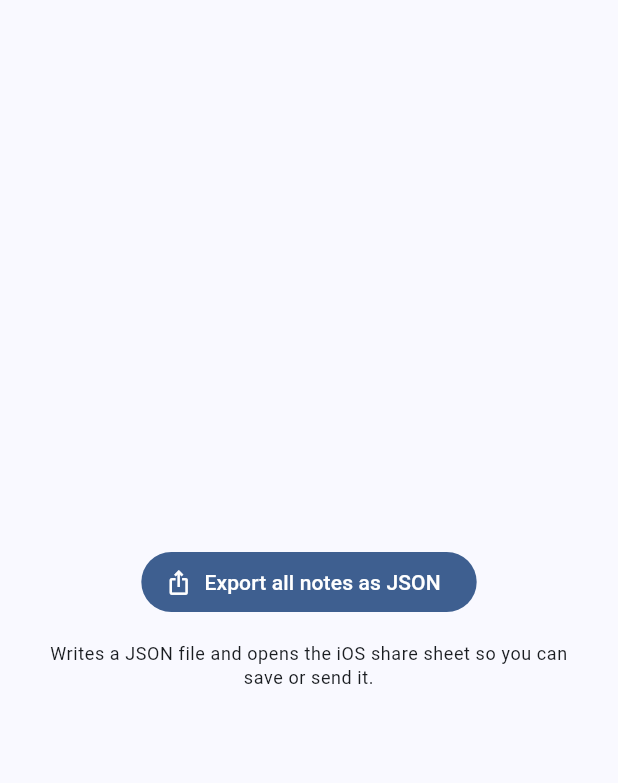
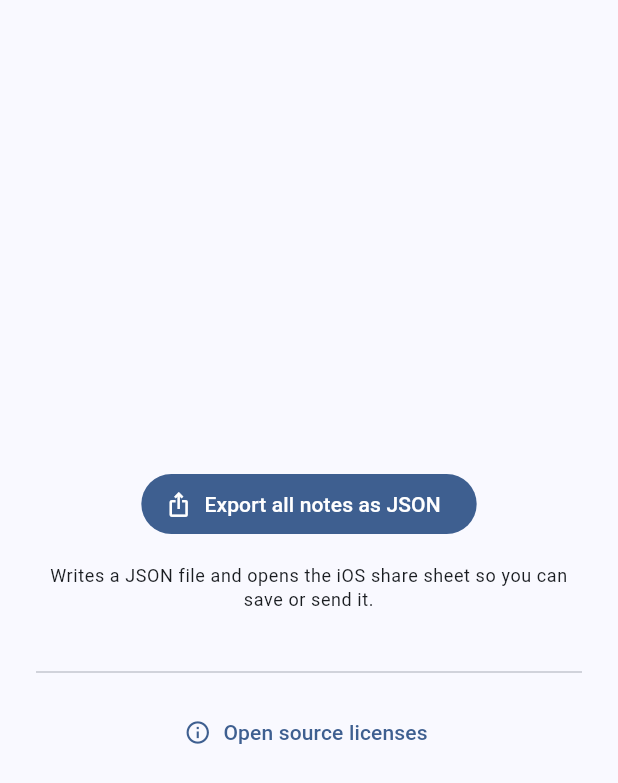
Before and after one commit to kilsekddd/shower-thoughts, a Flutter app: the ExportPage widget shown alone on an empty page, opened directly, on a phone screen of 412 x 824 dp. Shown: the top 783 px of the screen. Run offline on Flutter 3.47's test engine with Material 3 defaults, Android fonts, the phone set to English and light mode, and no system bars; our stand-ins replace drift, flutter_riverpod, share_plus, sqlite3_flutter_libs; missing offline and left inert: dart:ffi, record; accounts and stored records are empty; generated files the repository leaves out were written again; statements that could not run were skipped.

Commit message:
Add open-source license attribution UI
Flutter's showLicensePage() auto-aggregates LICENSE files from pub
packages but doesn't know about native artifacts vendored outside
pub-cache. Register the whisper.cpp xcframework (MIT), the bundled
ggml-tiny.en model (MIT, derived from OpenAI Whisper), and SQLite
(public domain) via LicenseRegistry.addLicense so they appear in the
standard iOS license screen alongside the Dart packages.

Wire 'Open source licenses' button into the Export page under the
main action — discoverable but not in the way.

Audit basis: every iOS-runtime package was grep'd for analytics /
telemetry / tracking strings and for any URL/HttpClient/URLSession
references. Zero hits across flutter_riverpod, drift,
sqlite3_flutter_libs, record_darwin, share_plus, path_provider_
foundation, and ffi/objective_c. The on-device-only contract holds.

Co-Authored-By: Claude Opus 4.7 (1M context) <noreply@anthropic.com>

```diff
--- a/lib/ui/pages/export_page.dart
+++ b/lib/ui/pages/export_page.dart
@@ -46,6 +46,19 @@ class _ExportPageState extends ConsumerState<ExportPage> {
             ),
             const SizedBox(height: 16),
             _Status(state: state, controller: controller),
+            const SizedBox(height: 32),
+            const Divider(),
+            const SizedBox(height: 8),
+            TextButton.icon(
+              onPressed: () => showLicensePage(
+                context: context,
+                applicationName: 'Shower Thoughts',
+                applicationLegalese:
+                    'Voice notes transcribed on-device. No cloud, no account.',
+              ),
+              icon: const Icon(Icons.info_outline, size: 18),
+              label: const Text('Open source licenses'),
+            ),
           ],
         ),
       ),
```
Also changed, not shown: lib/app/third_party_licenses.dart (added, +69 -0 lines), lib/main.dart (+7 -0 lines).
